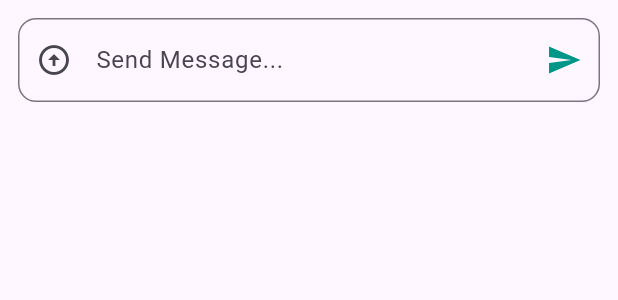
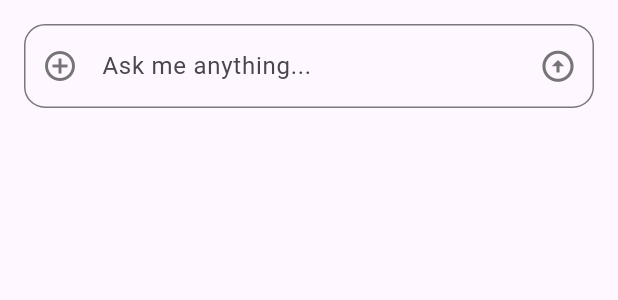
Before and after one commit to IbrahimMahmoudDev/chat_ai, a Flutter app: the TextFormFieldChat widget shown alone on an empty page, opened directly, on a phone screen of 412 x 824 dp. Shown: the top 300 px of the screen. Run offline on Flutter 3.47's test engine with Material 3 defaults, Android fonts, the phone set to English and light mode, and no system bars; our stand-ins replace dartz, firebase_auth, firebase_core, flutter_bloc, modal_progress_hud_nsn, shared_preferences; accounts and stored records are empty; Roboto replaces fonts that are missing (Cairo).

Commit message:
create custom_drawer_widget

```diff
--- a/lib/features/home/presentation/views/widgets/custom_home_app_bar.dart
+++ b/lib/features/home/presentation/views/widgets/custom_home_app_bar.dart
@@ -12,7 +12,7 @@ class CustomHomeAppBar extends StatelessWidget {
   @override
   Widget build(BuildContext context) {
     return ListTile(
-      leading: Image.asset(Assets.imagesImageProfile),
+      // leading: Image.asset(Assets.imagesImageProfile),
       title: Text(
         "!.. ${getGreeting()}",
         style: AppTextStyles.semibold16.copyWith(color: Color(0xFFA8AFB0)),
--- a/lib/features/home/presentation/views/widgets/main_view_body.dart
+++ b/lib/features/home/presentation/views/widgets/main_view_body.dart
@@ -1,3 +1,4 @@
+import 'package:chat_ai/core/utils/app_style_text.dart';
 import 'package:flutter/material.dart';
 
 class MainViewBody extends StatelessWidget {
@@ -16,25 +17,27 @@ class MainViewBody extends StatelessWidget {
 }
 
 class TextFormFieldChat extends StatelessWidget {
-  const TextFormFieldChat({super.key});
-
+  const TextFormFieldChat({super.key, this.onFieldSubmitted});
+final void Function(String)? onFieldSubmitted;
   @override
   Widget build(BuildContext context) {
     return Padding(
-      padding: const EdgeInsets.all(12.0),
+      padding: const EdgeInsets.all(16),
       child: TextFormField(
+        onFieldSubmitted: onFieldSubmitted,
         decoration: InputDecoration(
           border: OutlineInputBorder(
-            borderRadius: BorderRadius.circular(12)
+            borderRadius: BorderRadius.circular(14)
           ),
           focusedBorder: OutlineInputBorder(
-            borderRadius: BorderRadius.circular(12),
+            borderRadius: BorderRadius.circular(14),
             borderSide: BorderSide(color: Colors.teal)
           ),
 
-          hintText: 'Send Message...',
-          prefixIcon: Icon(Icons.arrow_circle_up_outlined),
-          suffixIcon: Icon(Icons.send, color: Colors.teal,),
+          hintText: 'Ask me anything...',
+          hintStyle: AppTextStyles.regular16,
+          prefixIcon: Icon(Icons.add_circle_outline_outlined,color: Colors.grey.shade600,),
+          suffixIcon: Icon(Icons.arrow_circle_up_outlined,size: 25,color: Colors.grey.shade600,),
 
 
         ),
```
Also changed, not shown: lib/features/home/presentation/views/main_view.dart (+5 -5 lines), lib/features/home/presentation/views/widgets/custom_drawer_widget.dart (added, +63 -0 lines).
